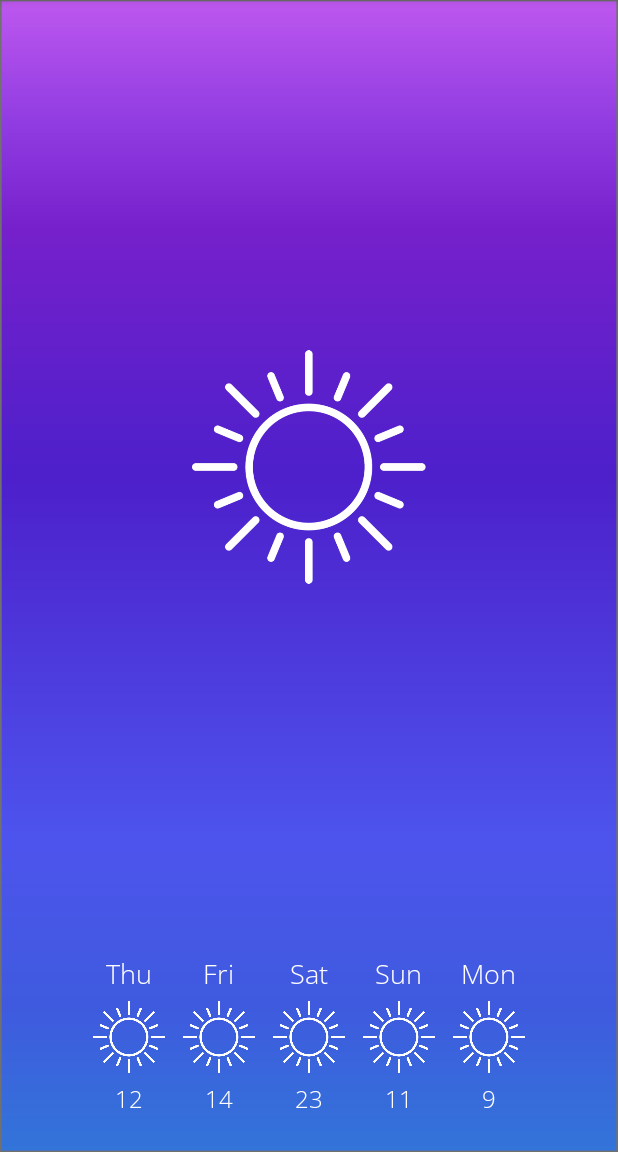
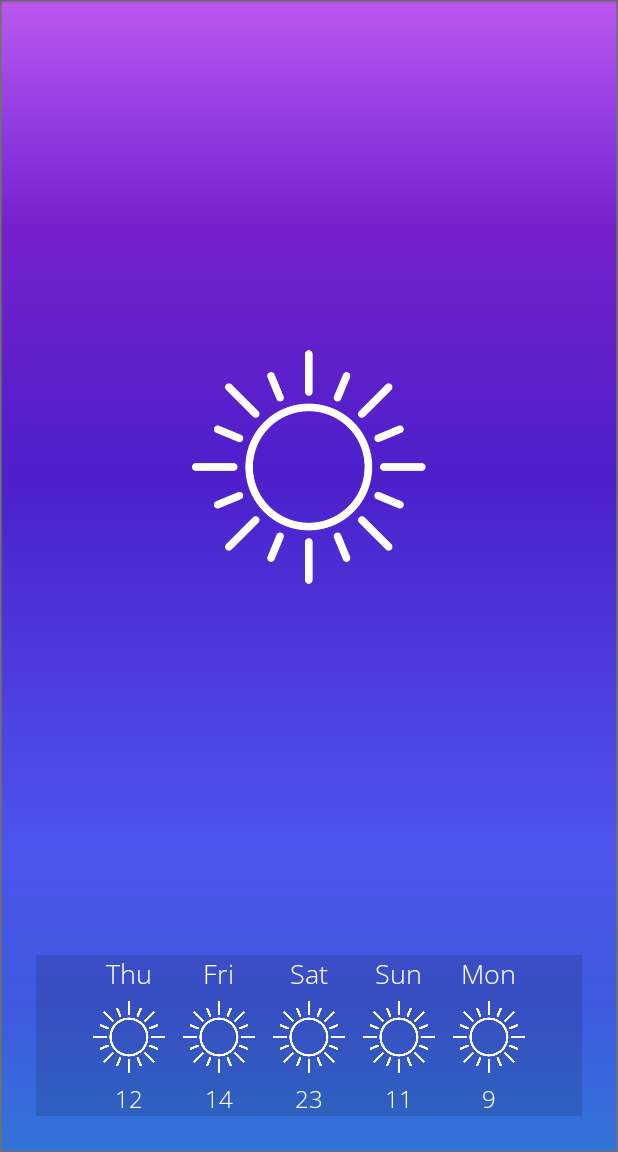
Before and after one commit to ivkeapp/WeatherApp, an Android app: the screen it shows after launch (MainActivity), on a phone screen of 412 x 824 dp, the part 84-1236 px from its top. Run offline under Robolectric (Android 15) with nearby library versions, the phone set to English and light mode, and no system bars.

Commit message:
Changing date formatting

```diff
--- a/app/src/main/java/com/example/weatherapp/model/TimeDate.java
+++ b/app/src/main/java/com/example/weatherapp/model/TimeDate.java
@@ -35,8 +35,8 @@ public class TimeDate {
     }
 
     public void setDate() {
-        String datePattern = "MMM dd";
-        SimpleDateFormat simpleDateFormat = new SimpleDateFormat(datePattern, Locale.US);
+        String datePattern = "MMMM dd";
+        SimpleDateFormat simpleDateFormat = new SimpleDateFormat(datePattern, new Locale("US"));
         Date timeDate = new Date();
         String date = simpleDateFormat.format(timeDate);
         this.date = date;
--- a/app/src/main/res/layout/activity_main.xml
+++ b/app/src/main/res/layout/activity_main.xml
@@ -82,7 +82,8 @@
         android:layout_margin="24dp"
         app:layout_constraintLeft_toLeftOf="parent"
         app:layout_constraintRight_toRightOf="parent"
-        android:gravity="center">
+        android:gravity="center"
+        android:background="#20000000">
         <LinearLayout
             android:layout_width="wrap_content"
             android:layout_height="wrap_content"
```
